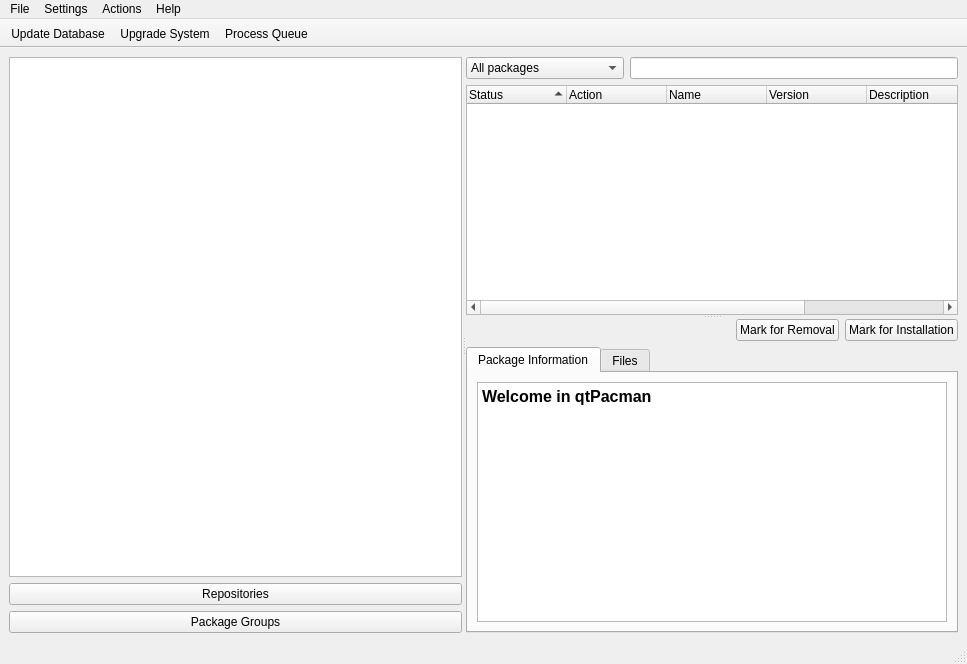
First picture: the form in trunk/ui/MainWindow.ui, repository drf/shaman1, before the edit.
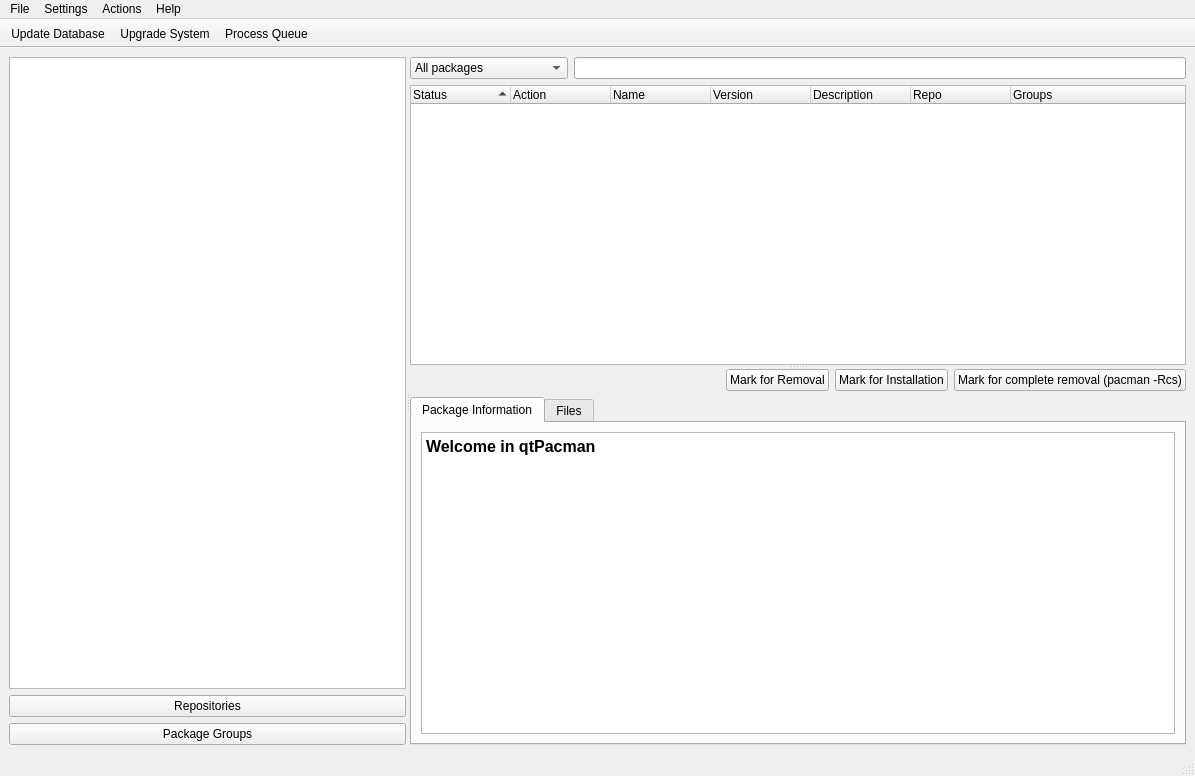
Second picture: the form after the edit.

Commit message: New "Mark for complete removal"-Button

Diff of the .ui file:
```diff
--- a/trunk/ui/MainWindow.ui
+++ b/trunk/ui/MainWindow.ui
@@ -5,8 +5,8 @@
    <rect>
     <x>0</x>
     <y>0</y>
-    <width>967</width>
-    <height>664</height>
+    <width>1195</width>
+    <height>776</height>
    </rect>
   </property>
   <property name="windowTitle" >
@@ -207,6 +207,13 @@
              </property>
             </widget>
            </item>
+           <item>
+            <widget class="QPushButton" name="pushButton" >
+             <property name="text" >
+              <string>Mark for complete removal (pacman -Rcs)</string>
+             </property>
+            </widget>
+           </item>
           </layout>
          </item>
          <item>
@@ -271,8 +278,8 @@
     <rect>
      <x>0</x>
      <y>0</y>
-     <width>967</width>
-     <height>31</height>
+     <width>1195</width>
+     <height>27</height>
     </rect>
    </property>
    <widget class="QMenu" name="menuFile" >
```
The commit also changes 1 other file.
